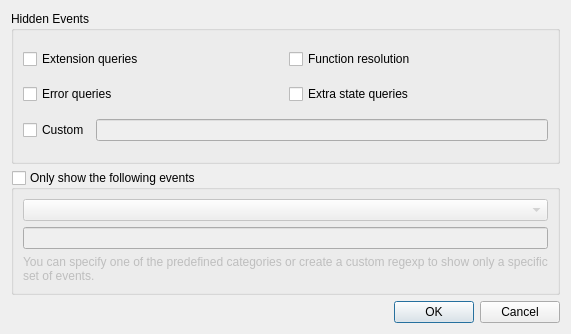
First picture: the form in gui/ui/settings.ui, repository apitrace/apitrace, before the edit.
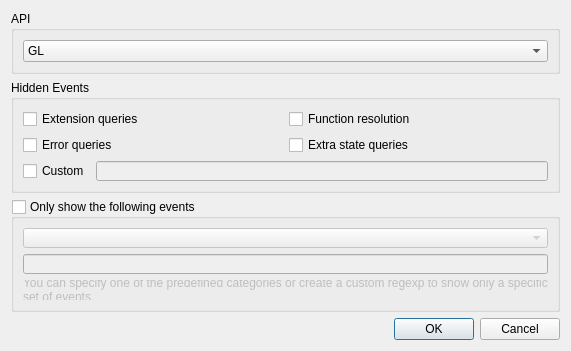
Second picture: the form after the edit.

The edit to the form file:
```diff
--- a/gui/ui/settings.ui
+++ b/gui/ui/settings.ui
@@ -17,6 +17,29 @@
    <string>QApiTrace Settings</string>
   </property>
   <layout class="QVBoxLayout" name="verticalLayout">
+   <item>
+    <widget class="QGroupBox" name="apiGroupBox">
+     <property name="title">
+      <string>API</string>
+     </property>
+     <layout class="QVBoxLayout" name="verticalLayout_4">
+      <item>
+       <widget class="QComboBox" name="apiComboBox">
+        <item>
+         <property name="text">
+          <string>GL</string>
+         </property>
+        </item>
+        <item>
+         <property name="text">
+          <string>EGL</string>
+         </property>
+        </item>
+       </widget>
+      </item>
+     </layout>
+    </widget>
+   </item>
    <item>
     <widget class="QGroupBox" name="groupBox">
      <property name="sizePolicy">
```
